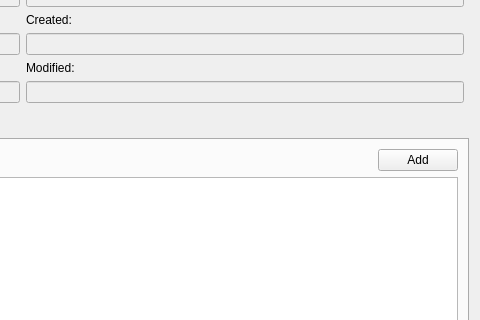
First picture: the form in src/modules/sns/SNSTopicDetailsDialog.ui, repository jensvogt/awsmock-qt-ui, before the edit; both pictures show x 873 to 1353 and y 99 to 419 of the 1353 by 655 pixel window.
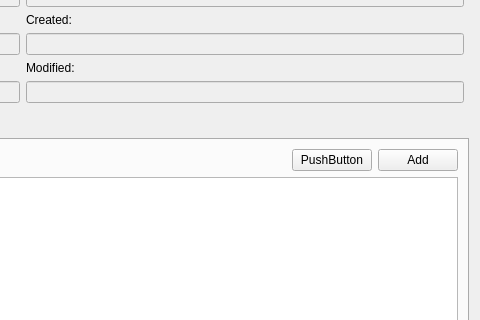
Second picture: the form after the edit. The open tabs and pages were chosen to show the change.

Commit message: chore: add SNS topic attribute tab

Diff of the .ui file:
```diff
--- a/src/modules/sns/SNSTopicDetailsDialog.ui
+++ b/src/modules/sns/SNSTopicDetailsDialog.ui
@@ -237,6 +237,13 @@
            </property>
           </spacer>
          </item>
+         <item>
+          <widget class="QPushButton" name="tagRefreshButton">
+           <property name="text">
+            <string>PushButton</string>
+           </property>
+          </widget>
+         </item>
          <item>
           <widget class="QPushButton" name="tagAddButton">
            <property name="text">
```
Left out of the diff: 2 changed lines with no effect on the pictures. The commit also changes 11 other files.
